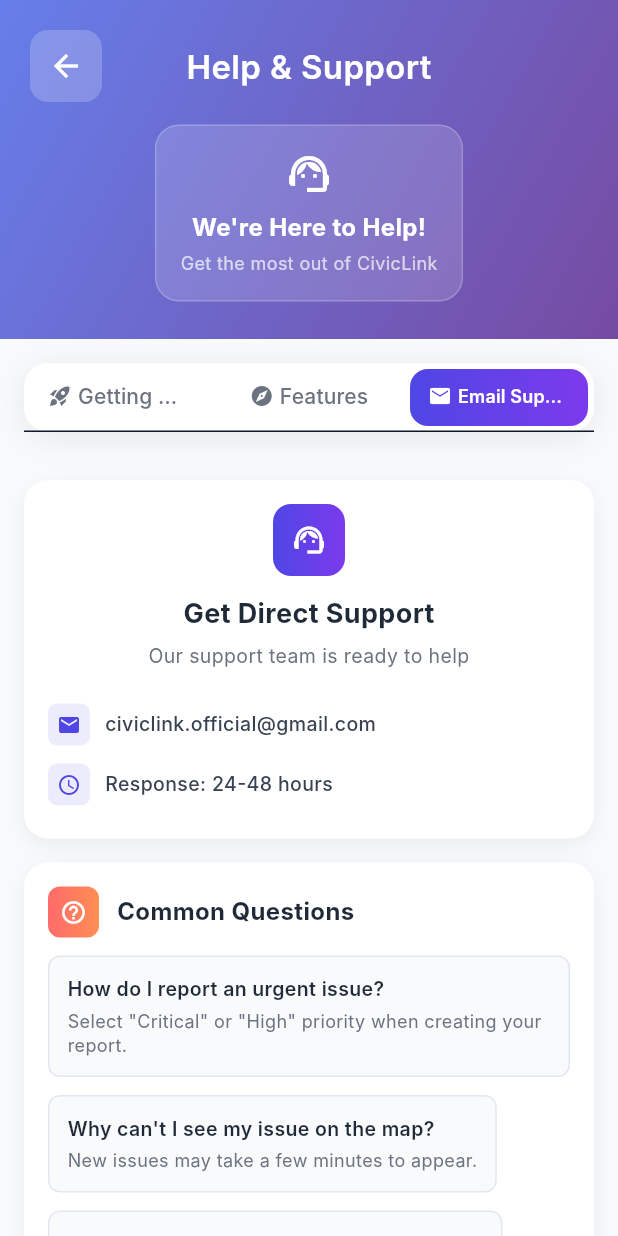
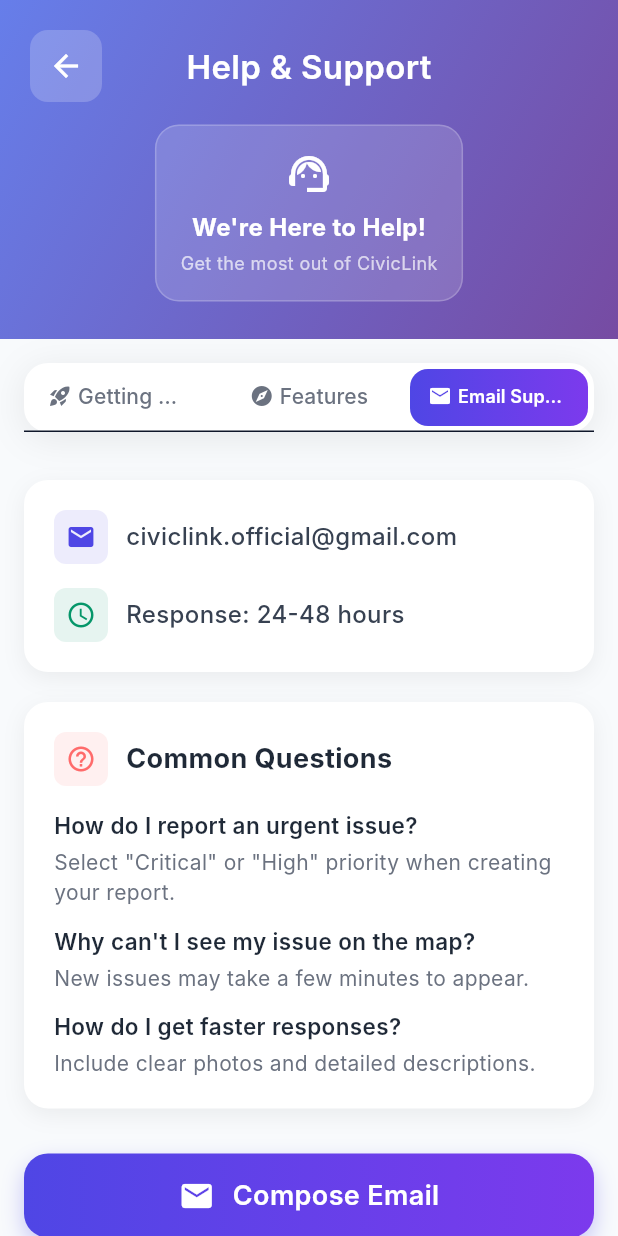
Before and after one commit to Senadheera-eng/civic_link, a Flutter app: the CitizenHelpSupportScreen screen opened directly, tab 3 chosen, on a phone screen of 412 x 824 dp. Run offline on Flutter 3.47's test engine with Material 3 defaults, Android fonts, the phone set to English and light mode, and no system bars; our stand-ins replace cached_network_image, cloud_firestore, firebase_auth, firebase_core, firebase_messaging, firebase_storage and 7 more; accounts and stored records are empty; Roboto replaces fonts that are missing (Inter).

Commit message:
some updates

```diff
--- a/lib/screens/citizen_help_support_screen.dart
+++ b/lib/screens/citizen_help_support_screen.dart
@@ -10,8 +10,7 @@
   const CitizenHelpSupportScreen({Key? key}) : super(key: key);
 
   @override
-  State<CitizenHelpSupportScreen> createState() =>
-      _CitizenHelpSupportScreenState();
+  State<CitizenHelpSupportScreen> createState() => _CitizenHelpSupportScreenState();
 }
 
 class _CitizenHelpSupportScreenState extends State<CitizenHelpSupportScreen>
@@ -93,14 +92,13 @@
         'userId': FirebaseAuth.instance.currentUser?.uid,
       });
 
-      _showSuccessSnackBar(
-        'Email sent successfully! We will respond within 24-48 hours.',
-      );
+      _showSuccessSnackBar('Email sent successfully! We will respond within 24-48 hours.');
 
       // Clear the form
       _subjectController.clear();
       _messageController.clear();
       setState(() => _isComposing = false);
+
     } catch (e) {
       _showErrorSnackBar('Failed to send email. Please try again.');
     } finally {
@@ -124,8 +122,7 @@
               _buildProfessionalHeader(),
               if (!_isComposing) _buildColorfulTabBar(),
               Expanded(
-                child:
-                    _isComposing
+                child: _isComposing
                   ? _buildSimpleEmailInterface()
                   : TabBarView(
                       controller: _tabController,
@@ -151,7 +148,10 @@
         gradient: LinearGradient(
           begin: Alignment.topLeft,
           end: Alignment.bottomRight,
-          colors: [Color(0xFF667EEA), Color(0xFF764BA2)],
+          colors: [
+            Color(0xFF667EEA),
+            Color(0xFF764BA2),
+          ],
         ),
       ),
       child: Column(
@@ -204,7 +204,10 @@
                 SizedBox(height: 4),
                 Text(
                   'Get the most out of CivicLink',
-                  style: TextStyle(fontSize: 12, color: Colors.white70),
+                  style: TextStyle(
+                    fontSize: 12,
+                    color: Colors.white70,
+                  ),
                 ),
               ],
             ),
@@ -250,12 +253,7 @@
               children: [
                 Icon(Icons.rocket_launch, size: 16),
                 SizedBox(width: 4),
-                Flexible(
-                  child: Text(
-                    'Getting Started',
-                    overflow: TextOverflow.ellipsis,
-                  ),
-                ),
+                Flexible(child: Text('Getting Started', overflow: TextOverflow.ellipsis)),
               ],
             ),
           ),
@@ -267,9 +265,7 @@
               children: [
                 Icon(Icons.explore, size: 16),
                 SizedBox(width: 4),
-                Flexible(
-                  child: Text('Features', overflow: TextOverflow.ellipsis),
-                ),
+                Flexible(child: Text('Features', overflow: TextOverflow.ellipsis)),
               ],
             ),
           ),
@@ -281,9 +277,7 @@
               children: [
                 Icon(Icons.email, size: 16),
                 SizedBox(width: 4),
-                Flexible(
-                  child: Text('Email Support', overflow: TextOverflow.ellipsis),
-                ),
+                Flexible(child: Text('Email Support', overflow: TextOverflow.ellipsis)),
               ],
             ),
           ),
@@ -302,9 +296,7 @@
             'Create Your First Report',
             'Tap the "Report Issue" button to get started',
             Icons.add_circle,
-            const LinearGradient(
-              colors: [Color(0xFFFF6B6B), Color(0xFFFF8E53)],
-            ),
+            const LinearGradient(colors: [Color(0xFFFF6B6B), Color(0xFFFF8E53)]),
             [
               'Choose a clear, descriptive title',
               'Select the correct category',
@@ -317,9 +309,7 @@
             'Track Your Progress',
             'Monitor all your reports in "My Issues"',
             Icons.timeline,
-            const LinearGradient(
-              colors: [Color(0xFF4ECDC4), Color(0xFF44A08D)],
-            ),
+            const LinearGradient(colors: [Color(0xFF4ECDC4), Color(0xFF44A08D)]),
             [
               'See real-time status updates',
               'Get notifications when things change',
@@ -332,9 +322,7 @@
             'Explore Community Issues',
             'Check the interactive map for nearby issues',
             Icons.map,
-            const LinearGradient(
-              colors: [Color(0xFF667EEA), Color(0xFF764BA2)],
-            ),
+            const LinearGradient(colors: [Color(0xFF667EEA), Color(0xFF764BA2)]),
             [
               'Filter by distance and category',
               'Tap markers to see issue details',
@@ -358,9 +346,7 @@
             'Reporting Issues',
             'Master effective issue reporting',
             Icons.report_gmailerrorred,
-            const LinearGradient(
-              colors: [Color(0xFFFF6B6B), Color(0xFFFF8E53)],
-            ),
+            const LinearGradient(colors: [Color(0xFFFF6B6B), Color(0xFFFF8E53)]),
             [
               'Choose descriptive titles',
               'Select accurate categories',
@@ -373,9 +359,7 @@
             'Issue Tracking',
             'Stay informed about progress',
             Icons.track_changes,
-            const LinearGradient(
-              colors: [Color(0xFF4ECDC4), Color(0xFF44A08D)],
-            ),
+            const LinearGradient(colors: [Color(0xFF4ECDC4), Color(0xFF44A08D)]),
             [
               'Check "My Issues" regularly',
               'Understand different statuses',
@@ -387,9 +371,7 @@
             'Community Map',
             'Explore community awareness',
             Icons.public,
-            const LinearGradient(
-              colors: [Color(0xFF667EEA), Color(0xFF764BA2)],
-            ),
+            const LinearGradient(colors: [Color(0xFF667EEA), Color(0xFF764BA2)]),
             [
               'Use filters for specific issues',
               'Adjust radius for nearby problems',
@@ -407,43 +389,192 @@
       padding: const EdgeInsets.all(16),
       child: Column(
         children: [
-          _buildContactCard(),
-          const SizedBox(height: 16),
-          _buildQuickHelpCard(),
-          const SizedBox(height: 24),
+          // Contact Information Card
           Container(
             width: double.infinity,
-            height: 50,
+            padding: const EdgeInsets.all(20),
+            decoration: BoxDecoration(
+              color: Colors.white,
+              borderRadius: BorderRadius.circular(16),
+              boxShadow: [
+                BoxShadow(
+                  color: Colors.black.withOpacity(0.06),
+                  blurRadius: 12,
+                  offset: const Offset(0, 4),
+                ),
+              ],
+            ),
+            child: Column(
+              children: [
+                // Email Icon and Address
+                Row(
+                  children: [
+                    Container(
+                      padding: const EdgeInsets.all(8),
+                      decoration: BoxDecoration(
+                        color: const Color(0xFF4F46E5).withOpacity(0.1),
+                        borderRadius: BorderRadius.circular(8),
+                      ),
+                      child: const Icon(
+                        Icons.email,
+                        color: Color(0xFF4F46E5),
+                        size: 20,
+                      ),
+                    ),
+                    const SizedBox(width: 12),
+                    const Text(
+                      'civiclink.official@gmail.com',
+                      style: TextStyle(
+                        fontSize: 16,
+                        color: Color(0xFF374151),
+                        fontWeight: FontWeight.w500,
+                      ),
+                    ),
+                  ],
+                ),
+
+                const SizedBox(height: 16),
+
+                // Response Time
+                Row(
+                  children: [
+                    Container(
+                      padding: const EdgeInsets.all(8),
+                      decoration: BoxDecoration(
+                        color: const Color(0xFF059669).withOpacity(0.1),
+                        borderRadius: BorderRadius.circular(8),
+                      ),
+                      child: const Icon(
+                        Icons.access_time,
+                        color: Color(0xFF059669),
+                        size: 20,
+                      ),
+                    ),
+                    const SizedBox(width: 12),
+                    const Text(
+                      'Response: 24-48 hours',
+                      style: TextStyle(
+                        fontSize: 16,
+                        color: Color(0xFF374151),
+                        fontWeight: FontWeight.w500,
+                      ),
+                    ),
+                  ],
+                ),
+              ],
+            ),
+          ),
+
+          const SizedBox(height: 20),
+
+          // Common Questions Section
+          Container(
+            width: double.infinity,
+            padding: const EdgeInsets.all(20),
+            decoration: BoxDecoration(
+              color: Colors.white,
+              borderRadius: BorderRadius.circular(16),
+              boxShadow: [
+                BoxShadow(
+                  color: Colors.black.withOpacity(0.06),
+                  blurRadius: 12,
+                  offset: const Offset(0, 4),
+                ),
+              ],
+            ),
+            child: Column(
+              crossAxisAlignment: CrossAxisAlignment.start,
+              children: [
+                // Section Header
+                Row(
+                  children: [
+                    Container(
+                      padding: const EdgeInsets.all(8),
+                      decoration: BoxDecoration(
+                        color: const Color(0xFFFF6B6B).withOpacity(0.1),
+                        borderRadius: BorderRadius.circular(8),
+                      ),
+                      child: const Icon(
+                        Icons.help_outline,
+                        color: Color(0xFFFF6B6B),
+                        size: 20,
+                      ),
+                    ),
+                    const SizedBox(width: 12),
+                    const Text(
+                      'Common Questions',
+                      style: TextStyle(
+                        fontSize: 18,
+                        fontWeight: FontWeight.bold,
+                        color: Color(0xFF1F2937),
+                      ),
+                    ),
+                  ],
+                ),
+
+                const SizedBox(height: 16),
+
+                // Question 1
+                _buildSimpleQuestionItem(
+                  'How do I report an urgent issue?',
+                  'Select "Critical" or "High" priority when creating your report.',
+                ),
+
+                const SizedBox(height: 12),
+
+                // Question 2
+                _buildSimpleQuestionItem(
+                  'Why can\'t I see my issue on the map?',
+                  'New issues may take a few minutes to appear.',
+                ),
+
+                const SizedBox(height: 12),
+
+                // Question 3
+                _buildSimpleQuestionItem(
+                  'How do I get faster responses?',
+                  'Include clear photos and detailed descriptions.',
+                ),
+              ],
+            ),
+          ),
+
+          const SizedBox(height: 30),
+
+          // Compose Email Button
+          Container(
+            width: double.infinity,
+            height: 56,
             decoration: BoxDecoration(
               gradient: const LinearGradient(
                 colors: [Color(0xFF4F46E5), Color(0xFF7C3AED)],
               ),
-              borderRadius: BorderRadius.circular(12),
+              borderRadius: BorderRadius.circular(16),
               boxShadow: [
                 BoxShadow(
                   color: const Color(0xFF4F46E5).withOpacity(0.3),
-                  blurRadius: 8,
-                  offset: const Offset(0, 4),
+                  blurRadius: 12,
+                  offset: const Offset(0, 6),
                 ),
               ],
             ),
             child: Material(
               color: Colors.transparent,
-              borderRadius: BorderRadius.circular(12),
+              borderRadius: BorderRadius.circular(16),
               child: InkWell(
                 onTap: () => setState(() => _isComposing = true),
-                borderRadius: BorderRadius.circular(12),
+                borderRadius: BorderRadius.circular(16),
                 child: const Center(
                   child: Row(
                     mainAxisAlignment: MainAxisAlignment.center,
                     children: [
-                      Icon(Icons.email, color: Colors.white, size: 20),
-                      SizedBox(width: 8),
+                      Icon(Icons.email, color: Colors.white, size: 24),
+                      SizedBox(width: 12),
                       Text(
                         'Compose Email',
                         style: TextStyle(
                           color: Colors.white,
-                          fontSize: 16,
+                          fontSize: 18,
                           fontWeight: FontWeight.w600,
                         ),
                       ),
@@ -466,14 +597,13 @@
           // Email header bar
           Container(
             padding: const EdgeInsets.symmetric(horizontal: 16, vertical: 12),
-            decoration: const BoxDecoration(color: Color(0xFF4299E1)),
+            decoration: const BoxDecoration(
+              color: Color(0xFF4299E1),
+            ),
             child: Row(
               children: [
                 Container(
-                  padding: const EdgeInsets.symmetric(
-                    horizontal: 12,
-                    vertical: 6,
-                  ),
+                  padding: const EdgeInsets.symmetric(horizontal: 12, vertical: 6),
                   decoration: BoxDecoration(
                     color: const Color(0xFF3182CE),
                     borderRadius: BorderRadius.circular(6),
@@ -492,11 +622,7 @@
                         ),
                       ),
                       const SizedBox(width: 2),
-                      const Icon(
-                        Icons.arrow_drop_down,
-                        color: Colors.white,
-                        size: 14,
-                      ),
+                      const Icon(Icons.arrow_drop_down, color: Colors.white, size: 14),
                     ],
                   ),
                 ),
@@ -518,7 +644,9 @@
                   Container(
                     margin: const EdgeInsets.only(bottom: 1),
                     padding: const EdgeInsets.all(12),
-                    decoration: const BoxDecoration(color: Color(0xFF4A5568)),
+                    decoration: const BoxDecoration(
+                      color: Color(0xFF4A5568),
+                    ),
                     child: Row(
                       children: [
                         const SizedBox(
@@ -534,27 +662,17 @@
                         Expanded(
                           child: TextFormField(
                             controller: _fromEmailController,
-                            style: const TextStyle(
-                              color: Colors.white,
-                              fontSize: 14,
-                            ),
+                            style: const TextStyle(color: Colors.white, fontSize: 14),
                             decoration: const InputDecoration(
                               hintText: 'your.email@example.com',
-                              hintStyle: TextStyle(
-                                color: Colors.white54,
-                                fontSize: 14,
-                              ),
+                              hintStyle: TextStyle(color: Colors.white54, fontSize: 14),
                               border: InputBorder.none,
                               contentPadding: EdgeInsets.zero,
                               isDense: true,
                             ),
                           ),
                         ),
-                        const Icon(
-                          Icons.arrow_drop_down,
-                          color: Colors.white70,
-                          size: 18,
-                        ),
+                        const Icon(Icons.arrow_drop_down, color: Colors.white70, size: 18),
                       ],
                     ),
                   ),
@@ -563,7 +681,9 @@
                   Container(
                     margin: const EdgeInsets.only(bottom: 1),
                     padding: const EdgeInsets.all(12),
-                    decoration: const BoxDecoration(color: Color(0xFF4A5568)),
+                    decoration: const BoxDecoration(
+                      color: Color(0xFF4A5568),
+                    ),
                     child: const Row(
                       children: [
                         SizedBox(
@@ -598,16 +718,15 @@
                   Container(
                     margin: const EdgeInsets.only(bottom: 12),
                     padding: const EdgeInsets.all(12),
-                    decoration: const BoxDecoration(color: Color(0xFF4A5568)),
+                    decoration: const BoxDecoration(
+                      color: Color(0xFF4A5568),
+                    ),
                     child: TextFormField(
                       controller: _subjectController,
                       style: const TextStyle(color: Colors.white, fontSize: 14),
                       decoration: const InputDecoration(
                         hintText: 'Add a subject',
-                        hintStyle: TextStyle(
-                          color: Colors.white54,
-                          fontSize: 14,
-                        ),
+                        hintStyle: TextStyle(color: Colors.white54, fontSize: 14),
                         border: InputBorder.none,
                         contentPadding: EdgeInsets.zero,
                         isDense: true,
@@ -626,22 +745,13 @@
                       ),
                       child: TextFormField(
                         controller: _messageController,
-                        style: const TextStyle(
-                          color: Colors.white,
-                          height: 1.4,
-                          fontSize: 14,
-                        ),
+                        style: const TextStyle(color: Colors.white, height: 1.4, fontSize: 14),
                         maxLines: null,
                         expands: true,
                         textAlignVertical: TextAlignVertical.top,
                         decoration: const InputDecoration(
-                          hintText:
-                              'Compose your message here...\n\nPlease describe your issue or question in detail.',
-                          hintStyle: TextStyle(
-                            color: Colors.white54,
-                            height: 1.4,
-                            fontSize: 14,
-                          ),
+                          hintText: 'Compose your message here...\n\nPlease describe your issue or question in detail.',
+                          hintStyle: TextStyle(color: Colors.white54, height: 1.4, fontSize: 14),
                           border: InputBorder.none,
                           contentPadding: EdgeInsets.zero,
                           isDense: true,
@@ -657,8 +767,7 @@
                     height: 44,
                     child: ElevatedButton.icon(
                       onPressed: _isSending ? null : _sendEmail,
-                      icon:
-                          _isSending
+                      icon: _isSending
                         ? const SizedBox(
                             width: 16,
                             height: 16,
@@ -770,10 +879,7 @@
           Padding(
             padding: const EdgeInsets.all(16),
             child: Column(
-              children:
-                  points
-                      .map(
-                        (point) => Padding(
+              children: points.map((point) => Padding(
                 padding: const EdgeInsets.symmetric(vertical: 3),
                 child: Row(
                   crossAxisAlignment: CrossAxisAlignment.start,
@@ -781,10 +887,7 @@
                     Container(
                       width: 4,
                       height: 4,
-                                margin: const EdgeInsets.only(
-                                  top: 6,
-                                  right: 10,
-                                ),
+                      margin: const EdgeInsets.only(top: 6, right: 10),
                       decoration: BoxDecoration(
                         gradient: gradient,
                         shape: BoxShape.circle,
@@ -802,9 +905,7 @@
                     ),
                   ],
                 ),
-                        ),
-                      )
-                      .toList(),
+              )).toList(),
             ),
           ),
         ],
@@ -883,10 +984,7 @@
           Padding(
             padding: const EdgeInsets.all(16),
             child: Column(
-              children:
-                  features
-                      .map(
-                        (feature) => Container(
+              children: features.map((feature) => Container(
                 margin: const EdgeInsets.only(bottom: 8),
                 padding: const EdgeInsets.all(12),
                 decoration: BoxDecoration(
@@ -917,9 +1015,7 @@
                     ),
                   ],
                 ),
-                        ),
-                      )
-                      .toList(),
+              )).toList(),
             ),
           ),
         ],
@@ -958,8 +1054,40 @@
           SizedBox(height: 8),
           Text(
             'Follow these tips to get the best results from your reports!',
-            style: TextStyle(fontSize: 14, color: Colors.white, height: 1.4),
+            style: TextStyle(
+              fontSize: 14,
+              color: Colors.white,
+              height: 1.4,
+            ),
             textAlign: TextAlign.center,
+          ),
+        ],
+      ),
+    );
+  }
+
+  Widget _buildSimpleQuestionItem(String question, String answer) {
+    return Container(
+      width: double.infinity,
+      child: Column(
+        crossAxisAlignment: CrossAxisAlignment.start,
+        children: [
+          Text(
+            question,
+            style: const TextStyle(
+              fontSize: 15,
+              fontWeight: FontWeight.w600,
+              color: Color(0xFF1F2937),
+            ),
+          ),
+          const SizedBox(height: 4),
+          Text(
+            answer,
+            style: const TextStyle(
+              fontSize: 14,
+              color: Color(0xFF6B7280),
+              height: 1.4,
+            ),
           ),
         ],
       ),
@@ -990,11 +1118,7 @@
               ),
               borderRadius: BorderRadius.circular(12),
             ),
-            child: const Icon(
-              Icons.support_agent,
-              color: Colors.white,
-              size: 24,
-            ),
+            child: const Icon(Icons.support_agent, color: Colors.white, size: 24),
           ),
           const SizedBox(height: 12),
           const Text(
@@ -1008,7 +1132,10 @@
           const SizedBox(height: 6),
           const Text(
             'Our support team is ready to help',
-            style: TextStyle(fontSize: 13, color: Color(0xFF6B7280)),
+            style: TextStyle(
+              fontSize: 13,
+              color: Color(0xFF6B7280),
+            ),
             textAlign: TextAlign.center,
           ),
           const SizedBox(height: 16),
@@ -1073,11 +1200,7 @@
                   ),
                   borderRadius: BorderRadius.circular(8),
                 ),
-                child: const Icon(
-                  Icons.help_outline,
-                  color: Colors.white,
-                  size: 18,
-                ),
+                child: const Icon(Icons.help_outline, color: Colors.white, size: 18),
               ),
               const SizedBox(width: 12),
               const Text(
```
Lines whose indentation alone changed are shown as unchanged.
